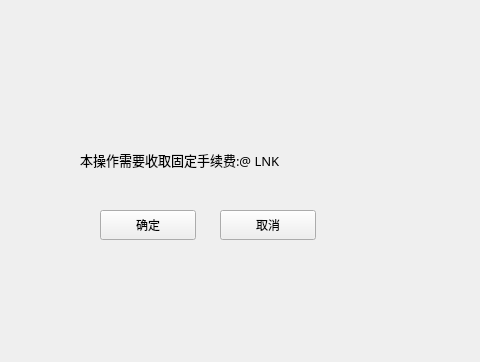
HcashOrg/hx-indicator, file LNKWallet/depositpage/FeeChargeWidget.ui: the form before one commit; both pictures show x 260 to 740 and y 181 to 543 of the 960 by 543 pixel window.
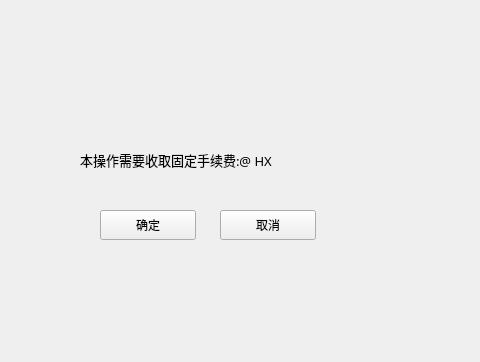
The form after the commit.

The edit to the form file:
```diff
--- a/LNKWallet/depositpage/FeeChargeWidget.ui
+++ b/LNKWallet/depositpage/FeeChargeWidget.ui
@@ -99,7 +99,7 @@
       </font>
      </property>
      <property name="text">
-      <string>本操作需要收取固定手续费:@ LNK</string>
+      <string>本操作需要收取固定手续费:@ HX</string>
      </property>
     </widget>
     <widget class="QLabel" name="label_char">
```
